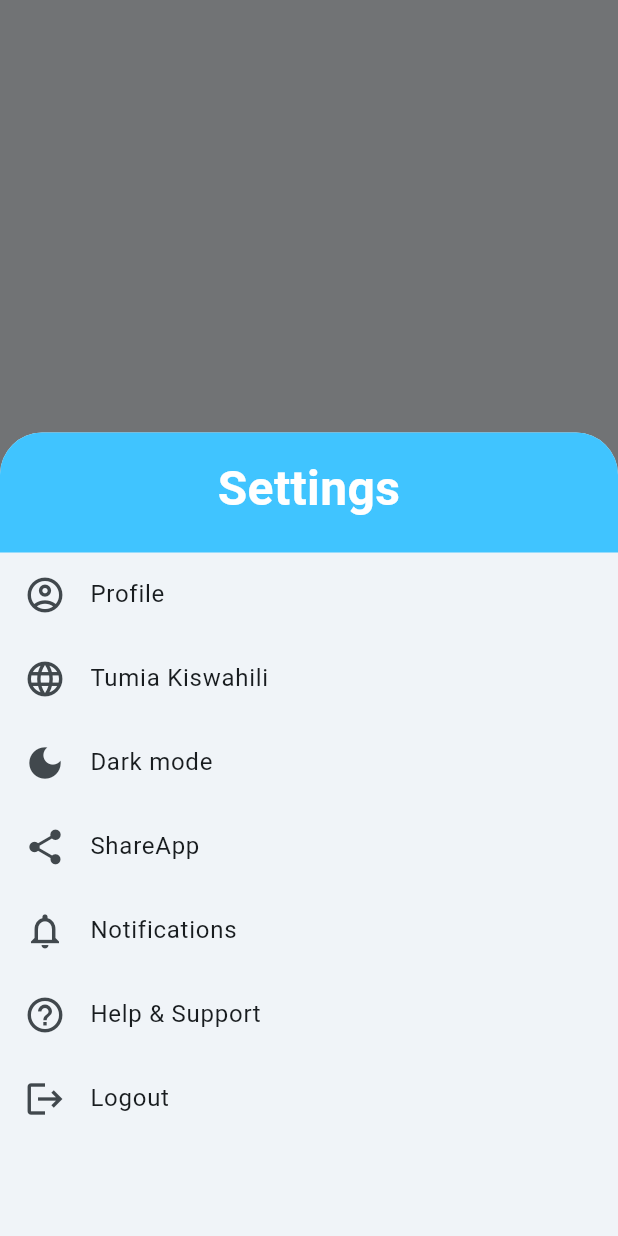
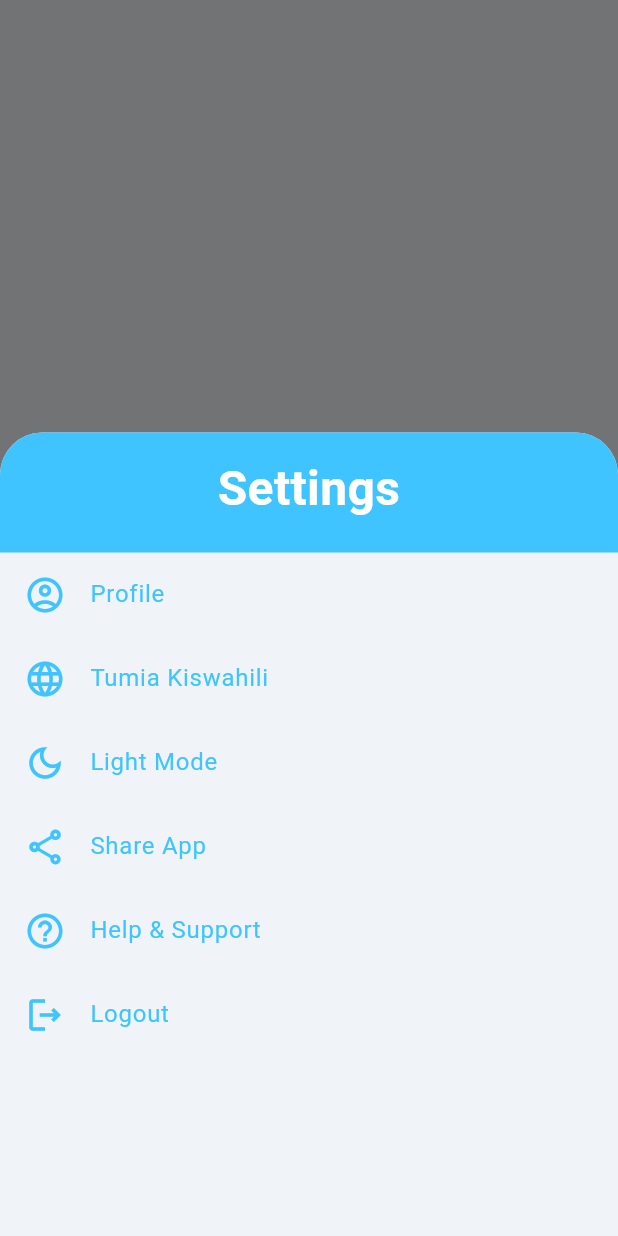
Before and after one commit to Zedestar/flutter_kuku_app, a Flutter app: the screen it shows after launch, item 5 of the bottom bar chosen, on a phone screen of 412 x 824 dp. Run offline on Flutter 3.47's test engine with Material 3 defaults, Android fonts, the phone set to English and light mode, and no system bars; drawn by our look-alikes of curved_navigation_bar; our stand-ins replace easy_localization, flutter_secure_storage, image_picker, lottie; project files that could hold a hidden picture were left out.

Commit message:
The commit after refactoring the ListTile to make its own component

```diff
--- a/assets/languages/en.json
+++ b/assets/languages/en.json
@@ -4,5 +4,10 @@
   "logout": "Logout",
   "settings": "Settings",
   "change_language": "Tumia Kiswahili",
-  "help_and_supprt": "Help & Support"
+  "help_and_supprt": "Help & Support",
+  "dark_mode": "Dark Mode",
+  "light_mode": "Light Mode",
+  "notifications": "Notifications",
+  "profile": "Profile",
+  "share_app": "Share App"
 }
--- a/assets/languages/sw.json
+++ b/assets/languages/sw.json
@@ -4,5 +4,10 @@
   "logout": "Toka",
   "settings": "Mipangilio",
   "change_language": "Change To English",
-  "help_and_supprt": "Msaada & Usaidizi"
+  "help_and_supprt": "Msaada & Usaidizi",
+  "dark_mode": "Hali ya Giza",
+  "light_mode": "Hali ya Mwanga",
+  "notifications": "Arifa",
+  "profile": "Wasifu",
+  "share_app": "Shiriki App"
 }
--- /dev/null
+++ b/lib/constants/constant.dart
@@ -0,0 +1,4 @@
+import 'package:flutter/material.dart';
+
+// The color constant
+Color kcolor = Colors.lightBlueAccent;
--- a/lib/router/router.dart
+++ b/lib/router/router.dart
@@ -1,7 +1,9 @@
 import 'package:flutter/material.dart';
+import 'package:kuku_app/pages/authentication_page.dart';
 import 'package:kuku_app/pages/help_and_support_page.dart';
 import 'package:kuku_app/pages/home_page.dart';
 import 'package:kuku_app/pages/profile_page.dart';
+import 'package:kuku_app/pages/sample_page.dart';
 import 'package:kuku_app/pages/splash_page.dart';
 
 class RouteGenerator {
@@ -15,6 +17,10 @@ class RouteGenerator {
         return MaterialPageRoute(builder: (_) => const ProfilePage());
       case '/help-and-support-page':
         return MaterialPageRoute(builder: (_) => const HelpAndSupportPage());
+      case '/auth-page':
+        return MaterialPageRoute(builder: (_) => const AuthPage());
+      case '/sample-page':
+        return MaterialPageRoute(builder: (_) => const SamplePage());
       default:
         return _errorPage();
     }
--- /dev/null
+++ b/lib/widgets/bottom_tiles_tiles.dart
@@ -0,0 +1,29 @@
+import 'package:flutter/material.dart';
+import 'package:kuku_app/constants/constant.dart';
+
+class BottomSheetTiles extends StatelessWidget {
+  const BottomSheetTiles(
+      {super.key,
+      required this.tileString,
+      required this.tileIcon,
+      required this.theFunction});
+
+  final String tileString;
+  final IconData tileIcon;
+  final VoidCallback theFunction;
+
+  @override
+  Widget build(BuildContext context) {
+    return ListTile(
+      leading: Icon(
+        tileIcon,
+        color: kcolor,
+      ),
+      title: Text(
+        tileString,
+        style: TextStyle(color: kcolor, fontWeight: FontWeight.w400),
+      ),
+      onTap: theFunction,
+    );
+  }
+}
```
Also changed, not shown: lib/pages/home_page.dart (+44 -41 lines), lib/pages/sample_page.dart (added, +14 -0 lines).
